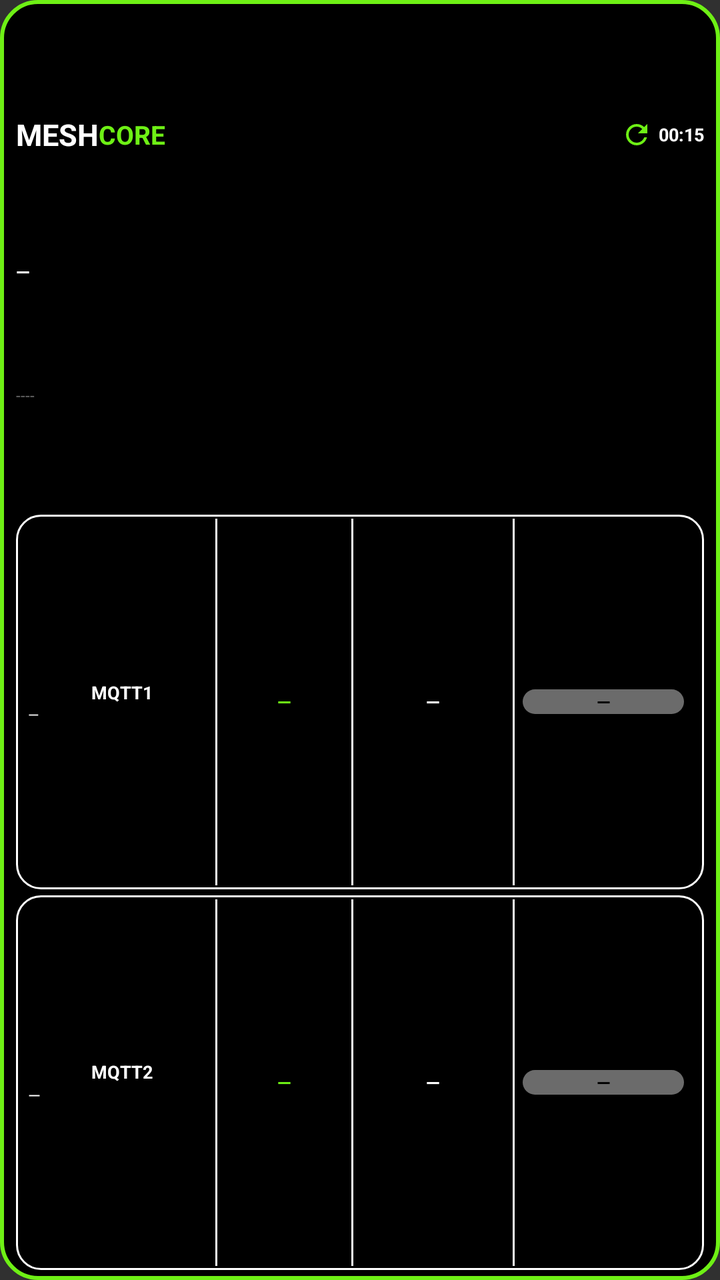
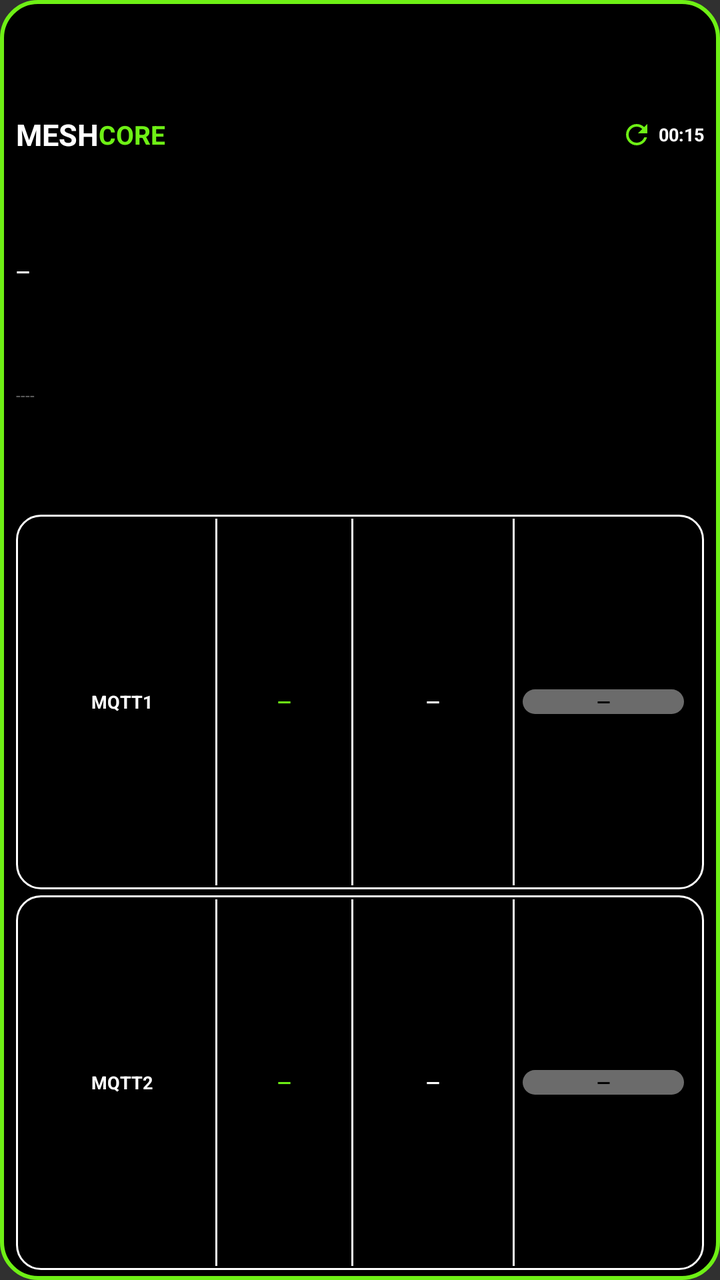

Compare the two renders of this Android layout. The source of the first and the diff that turns it into the second are given below.
<!-- AndroidManifest.xml: application theme android:Theme.Material.NoActionBar -->
<!-- res/layout/widget_observer_compact.xml -->
<?xml version="1.0" encoding="utf-8"?>
<LinearLayout xmlns:android="http://schemas.android.com/apk/res/android"
    android:id="@+id/widget_root"
    android:layout_width="match_parent"
    android:layout_height="match_parent"
    android:orientation="vertical"
    android:paddingStart="8dp" android:paddingEnd="8dp" android:paddingTop="5dp" android:paddingBottom="5dp"
    android:background="@drawable/widget_bg">

    <LinearLayout android:layout_width="match_parent" android:layout_height="0dp" android:layout_weight="2"
        android:orientation="horizontal" android:gravity="center_vertical">
        <TextView android:layout_width="wrap_content" android:layout_height="wrap_content" android:text="MESH" android:textColor="#FFFFFF" android:textStyle="bold" android:textSize="15sp" android:maxLines="1"/>
        <TextView android:layout_width="wrap_content" android:layout_height="wrap_content" android:text="CORE" android:textColor="#6EF015" android:textStyle="bold" android:textSize="13sp" android:maxLines="1"/>
        <FrameLayout android:layout_width="0dp" android:layout_height="1dp" android:layout_weight="1"/>
        <ImageView android:id="@+id/refresh_icon" android:layout_width="16dp" android:layout_height="16dp" android:layout_marginStart="6dp"
            android:src="@drawable/ic_refresh" android:contentDescription="@null"/>
        <ProgressBar android:id="@+id/refresh_spinner" style="?android:attr/progressBarStyleSmall"
            android:layout_width="16dp" android:layout_height="16dp" android:indeterminate="true"
            android:indeterminateTint="#FFFF9500" android:visibility="gone"/>
        <TextView android:id="@+id/interval_text" android:layout_width="wrap_content" android:layout_height="wrap_content"
            android:layout_marginStart="3dp" android:text="00:15" android:textColor="#FFFFFF" android:textStyle="bold" android:textSize="9sp" android:maxLines="1"/>
    </LinearLayout>

    <LinearLayout android:layout_width="match_parent" android:layout_height="0dp" android:layout_weight="2"
        android:orientation="vertical" android:gravity="center_vertical">
        <TextView android:id="@+id/obs_name" android:layout_width="match_parent" android:layout_height="0dp" android:layout_weight="1"
            android:text="—" android:textColor="#FFFFFF" android:textStyle="bold" android:textSize="9sp" android:maxLines="1" android:ellipsize="end"/>
        <TextView android:id="@+id/obs_hash" android:layout_width="match_parent" android:layout_height="0dp" android:layout_weight="1"
            android:text="----" android:textColor="#6B6B6B" android:textSize="8sp" android:maxLines="1" android:ellipsize="end"/>
    </LinearLayout>

    <LinearLayout android:layout_width="match_parent" android:layout_height="0dp" android:layout_weight="3"
        android:layout_marginTop="3dp" android:orientation="horizontal" android:gravity="center_vertical"
        android:background="@drawable/card_outline" android:paddingStart="6dp" android:paddingEnd="6dp" android:paddingTop="2dp" android:paddingBottom="2dp">
        <LinearLayout android:layout_width="0dp" android:layout_height="wrap_content" android:layout_weight="3.5" android:orientation="vertical">
            <TextView android:layout_width="match_parent" android:layout_height="wrap_content" android:id="@+id/m1_title" android:text="MQTT1" android:textColor="#FFFFFF" android:textStyle="bold" android:gravity="center" android:textSize="9sp" android:maxLines="1"/>
            <TextView android:id="@+id/m1_host" android:layout_width="match_parent" android:layout_height="wrap_content" android:text="—" android:textColor="#FFFFFF" android:textSize="7sp" android:maxLines="1" android:ellipsize="end" android:autoSizeTextType="uniform" android:autoSizeMinTextSize="6sp" android:autoSizeMaxTextSize="8sp" android:autoSizeStepGranularity="1sp"/>
        </LinearLayout>
        <FrameLayout android:layout_width="1dp" android:layout_height="match_parent" android:background="#FFFFFF"/>
        <TextView android:id="@+id/m1_hour" android:layout_width="0dp" android:layout_height="wrap_content" android:layout_weight="2.5" android:gravity="center" android:text="—" android:textColor="#6EF015" android:textStyle="bold" android:textSize="9sp" android:maxLines="1" android:autoSizeTextType="uniform" android:autoSizeMinTextSize="5sp" android:autoSizeMaxTextSize="9sp" android:autoSizeStepGranularity="1sp"/>
        <LinearLayout android:id="@+id/m1_total_col" android:layout_width="0dp" android:layout_height="match_parent" android:layout_weight="3" android:orientation="horizontal" android:gravity="center_vertical">
            <FrameLayout android:layout_width="1dp" android:layout_height="match_parent" android:background="#FFFFFF"/>
            <TextView android:id="@+id/m1_total" android:layout_width="0dp" android:layout_height="wrap_content" android:layout_weight="1" android:gravity="center" android:text="—" android:textColor="#FFFFFF" android:textStyle="bold" android:textSize="9sp" android:maxLines="1" android:autoSizeTextType="uniform" android:autoSizeMinTextSize="5sp" android:autoSizeMaxTextSize="9sp" android:autoSizeStepGranularity="1sp"/>
        </LinearLayout>
        <FrameLayout android:layout_width="1dp" android:layout_height="match_parent" android:background="#FFFFFF"/>
        <TextView android:id="@+id/m1_last" android:layout_width="0dp" android:layout_height="wrap_content" android:layout_weight="3" android:layout_marginStart="4dp" android:layout_marginEnd="4dp" android:gravity="center" android:background="@drawable/pill_gray" android:text="—" android:textColor="#000000" android:textStyle="bold" android:textSize="9sp" android:maxLines="1" android:autoSizeTextType="uniform" android:autoSizeMinTextSize="7sp" android:autoSizeMaxTextSize="9sp" android:autoSizeStepGranularity="1sp"/>
    </LinearLayout>

    <LinearLayout android:layout_width="match_parent" android:layout_height="0dp" android:layout_weight="3"
        android:layout_marginTop="3dp" android:orientation="horizontal" android:gravity="center_vertical"
        android:background="@drawable/card_outline" android:paddingStart="6dp" android:paddingEnd="6dp" android:paddingTop="2dp" android:paddingBottom="2dp">
        <LinearLayout android:layout_width="0dp" android:layout_height="wrap_content" android:layout_weight="3.5" android:orientation="vertical">
            <TextView android:layout_width="match_parent" android:layout_height="wrap_content" android:id="@+id/m2_title" android:text="MQTT2" android:textColor="#FFFFFF" android:textStyle="bold" android:gravity="center" android:textSize="9sp" android:maxLines="1" android:autoSizeTextType="uniform" android:autoSizeMinTextSize="7sp" android:autoSizeMaxTextSize="9sp" android:autoSizeStepGranularity="1sp"/>
            <TextView android:id="@+id/m2_host" android:layout_width="match_parent" android:layout_height="wrap_content" android:text="—" android:textColor="#FFFFFF" android:textSize="8sp" android:maxLines="1" android:ellipsize="end" android:autoSizeTextType="uniform" android:autoSizeMinTextSize="6sp" android:autoSizeMaxTextSize="8sp" android:autoSizeStepGranularity="1sp"/>
        </LinearLayout>
        <FrameLayout android:layout_width="1dp" android:layout_height="match_parent" android:background="#FFFFFF"/>
        <TextView android:id="@+id/m2_hour" android:layout_width="0dp" android:layout_height="wrap_content" android:layout_weight="2.5" android:gravity="center" android:text="—" android:textColor="#6EF015" android:textStyle="bold" android:textSize="9sp" android:maxLines="1" android:autoSizeTextType="uniform" android:autoSizeMinTextSize="5sp" android:autoSizeMaxTextSize="9sp" android:autoSizeStepGranularity="1sp"/>
        <LinearLayout android:id="@+id/m2_total_col" android:layout_width="0dp" android:layout_height="match_parent" android:layout_weight="3" android:orientation="horizontal" android:gravity="center_vertical">
            <FrameLayout android:layout_width="1dp" android:layout_height="match_parent" android:background="#FFFFFF"/>
            <TextView android:id="@+id/m2_total" android:layout_width="0dp" android:layout_height="wrap_content" android:layout_weight="1" android:gravity="center" android:text="—" android:textColor="#FFFFFF" android:textStyle="bold" android:textSize="9sp" android:maxLines="1" android:autoSizeTextType="uniform" android:autoSizeMinTextSize="5sp" android:autoSizeMaxTextSize="9sp" android:autoSizeStepGranularity="1sp"/>
        </LinearLayout>
        <FrameLayout android:layout_width="1dp" android:layout_height="match_parent" android:background="#FFFFFF"/>
        <TextView android:id="@+id/m2_last" android:layout_width="0dp" android:layout_height="wrap_content" android:layout_weight="3" android:layout_marginStart="4dp" android:layout_marginEnd="4dp" android:gravity="center" android:background="@drawable/pill_gray" android:text="—" android:textColor="#000000" android:textStyle="bold" android:textSize="9sp" android:maxLines="1" android:autoSizeTextType="uniform" android:autoSizeMinTextSize="7sp" android:autoSizeMaxTextSize="9sp" android:autoSizeStepGranularity="1sp"/>
    </LinearLayout>
</LinearLayout>
<!-- resources referenced by this layout -->
<resources>
  <!-- drawable card_outline (drawable) -->
  <?xml version="1.0" encoding="utf-8"?>
  <shape xmlns:android="http://schemas.android.com/apk/res/android" android:shape="rectangle">
      <solid android:color="#000000"/>
      <stroke android:width="1dp" android:color="#FFFFFF"/>
      <corners android:radius="12dp"/>
  </shape>
  <!-- drawable ic_refresh (drawable) -->
  <?xml version="1.0" encoding="utf-8"?>
  <vector xmlns:android="http://schemas.android.com/apk/res/android" android:width="24dp" android:height="24dp" android:viewportWidth="24" android:viewportHeight="24">
      <path android:fillColor="#6EF015" android:pathData="M17.65,6.35C16.2,4.9 14.21,4 12,4c-4.42,0 -7.99,3.58 -7.99,8s3.57,8 7.99,8c3.73,0 6.84,-2.55 7.73,-6h-2.08c-0.82,2.33 -3.04,4 -5.65,4 -3.31,0 -6,-2.69 -6,-6s2.69,-6 6,-6c1.66,0 3.14,0.69 4.22,1.78L13,11h7V4l-2.35,2.35z"/>
  </vector>
  <!-- drawable pill_gray (drawable) -->
  <?xml version="1.0" encoding="utf-8"?>
  <shape xmlns:android="http://schemas.android.com/apk/res/android" android:shape="rectangle">
      <solid android:color="#6B6B6B"/>
      <corners android:radius="11dp"/>
  </shape>
  <!-- drawable widget_bg (drawable) -->
  <?xml version="1.0" encoding="utf-8"?>
  <shape xmlns:android="http://schemas.android.com/apk/res/android" android:shape="rectangle">
      <solid android:color="#000000"/>
      <stroke android:width="2dp" android:color="#6EF015"/>
      <corners android:radius="18dp"/>
  </shape>
</resources>

<!-- the commit's change to res/layout/widget_observer_compact.xml (unified diff, before → after) -->
@@ -34,7 +34,6 @@
         android:background="@drawable/card_outline" android:paddingStart="6dp" android:paddingEnd="6dp" android:paddingTop="2dp" android:paddingBottom="2dp">
         <LinearLayout android:layout_width="0dp" android:layout_height="wrap_content" android:layout_weight="3.5" android:orientation="vertical">
             <TextView android:layout_width="match_parent" android:layout_height="wrap_content" android:id="@+id/m1_title" android:text="MQTT1" android:textColor="#FFFFFF" android:textStyle="bold" android:gravity="center" android:textSize="9sp" android:maxLines="1"/>
-            <TextView android:id="@+id/m1_host" android:layout_width="match_parent" android:layout_height="wrap_content" android:text="—" android:textColor="#FFFFFF" android:textSize="7sp" android:maxLines="1" android:ellipsize="end" android:autoSizeTextType="uniform" android:autoSizeMinTextSize="6sp" android:autoSizeMaxTextSize="8sp" android:autoSizeStepGranularity="1sp"/>
         </LinearLayout>
         <FrameLayout android:layout_width="1dp" android:layout_height="match_parent" android:background="#FFFFFF"/>
         <TextView android:id="@+id/m1_hour" android:layout_width="0dp" android:layout_height="wrap_content" android:layout_weight="2.5" android:gravity="center" android:text="—" android:textColor="#6EF015" android:textStyle="bold" android:textSize="9sp" android:maxLines="1" android:autoSizeTextType="uniform" android:autoSizeMinTextSize="5sp" android:autoSizeMaxTextSize="9sp" android:autoSizeStepGranularity="1sp"/>
@@ -51,7 +50,6 @@
         android:background="@drawable/card_outline" android:paddingStart="6dp" android:paddingEnd="6dp" android:paddingTop="2dp" android:paddingBottom="2dp">
         <LinearLayout android:layout_width="0dp" android:layout_height="wrap_content" android:layout_weight="3.5" android:orientation="vertical">
             <TextView android:layout_width="match_parent" android:layout_height="wrap_content" android:id="@+id/m2_title" android:text="MQTT2" android:textColor="#FFFFFF" android:textStyle="bold" android:gravity="center" android:textSize="9sp" android:maxLines="1" android:autoSizeTextType="uniform" android:autoSizeMinTextSize="7sp" android:autoSizeMaxTextSize="9sp" android:autoSizeStepGranularity="1sp"/>
-            <TextView android:id="@+id/m2_host" android:layout_width="match_parent" android:layout_height="wrap_content" android:text="—" android:textColor="#FFFFFF" android:textSize="8sp" android:maxLines="1" android:ellipsize="end" android:autoSizeTextType="uniform" android:autoSizeMinTextSize="6sp" android:autoSizeMaxTextSize="8sp" android:autoSizeStepGranularity="1sp"/>
         </LinearLayout>
         <FrameLayout android:layout_width="1dp" android:layout_height="match_parent" android:background="#FFFFFF"/>
         <TextView android:id="@+id/m2_hour" android:layout_width="0dp" android:layout_height="wrap_content" android:layout_weight="2.5" android:gravity="center" android:text="—" android:textColor="#6EF015" android:textStyle="bold" android:textSize="9sp" android:maxLines="1" android:autoSizeTextType="uniform" android:autoSizeMinTextSize="5sp" android:autoSizeMaxTextSize="9sp" android:autoSizeStepGranularity="1sp"/>
